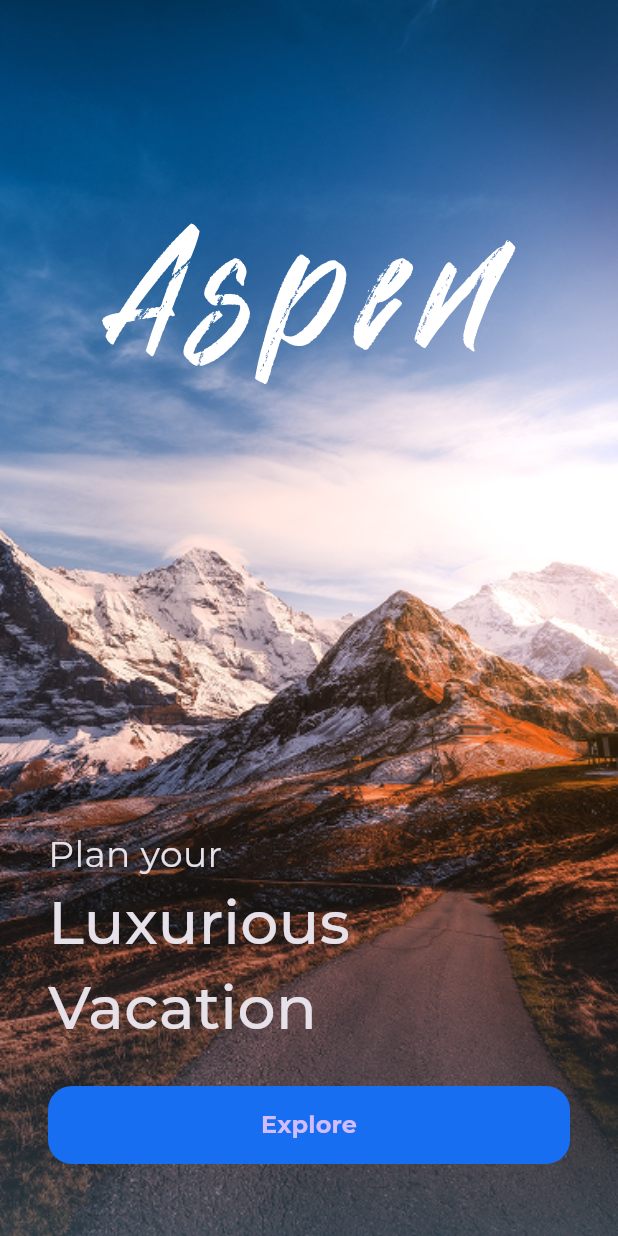
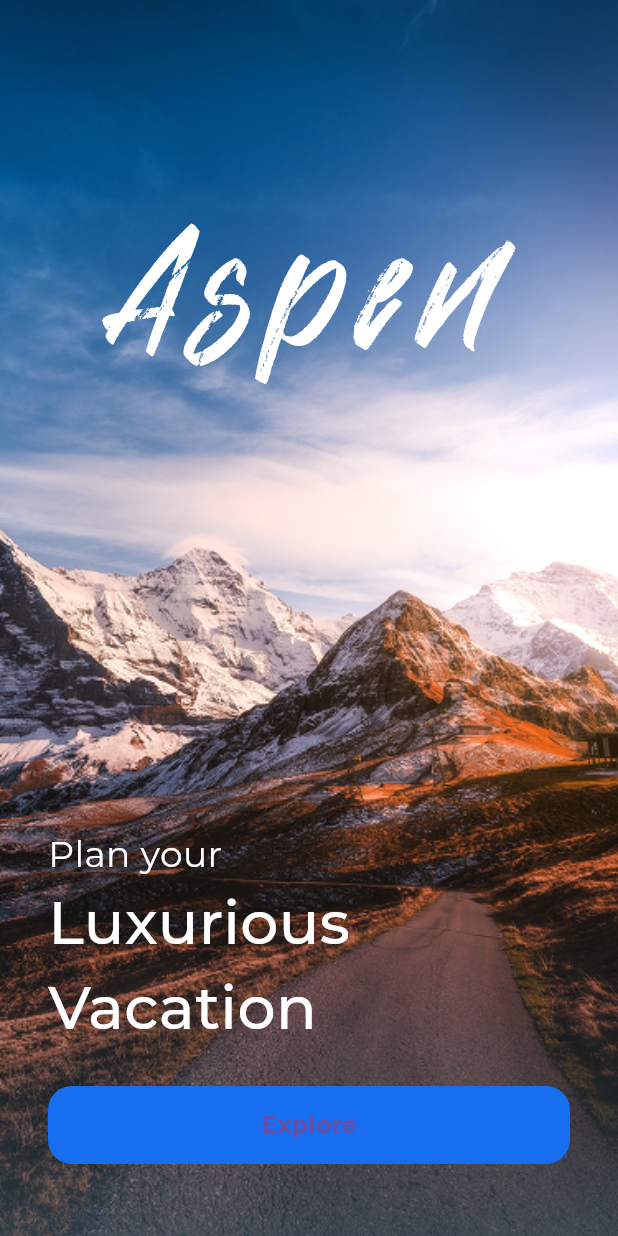
Before and after one commit to Nidhal-Khazene/Aspen_Travel_Mobile_App, a Flutter app: the screen it shows after launch, on a phone screen of 412 x 824 dp. Run offline on Flutter 3.47's test engine with Material 3 defaults, Android fonts, the phone set to English and light mode, and no system bars; our stand-ins replace flutter_svg; project files that could hold a hidden picture were left out.

Commit message:
add color data,text styles, some code custom app bar, fix some issues

```diff
--- a/lib/constants.dart
+++ b/lib/constants.dart
@@ -1,4 +1,5 @@
 import 'package:flutter/cupertino.dart';
 
 const Color kPrimaryColor = Color(0xff176EF1);
-const double kHorizontalPadding = 32;
+const double kHorizontalPaddingSplashView = 32;
+const double kHorizontalPaddingHomeView = 20;
--- a/lib/core/helper/on_generate_route.dart
+++ b/lib/core/helper/on_generate_route.dart
@@ -10,6 +10,6 @@ Route<dynamic> onGenerateRoute(RouteSettings settings) {
     case HomeView.routeName:
       return MaterialPageRoute(builder: (context) => const HomeView());
     default:
-      return MaterialPageRoute(builder: (context) => const Scaffold());
+      return MaterialPageRoute(builder: (context) => const SplashView());
   }
 }
--- /dev/null
+++ b/lib/core/utils/color_data.dart
@@ -0,0 +1,5 @@
+import 'package:flutter/services.dart';
+
+abstract class ColorData {
+  static const Color kPrimaryColor = Color(0xff186EF0);
+}
--- a/lib/core/utils/text_styles.dart
+++ b/lib/core/utils/text_styles.dart
@@ -13,4 +13,16 @@ abstract class TextStyles {
     fontSize: 16,
     fontWeight: FontWeight.w700,
   );
+  static const TextStyle regular14 = TextStyle(
+    fontSize: 14,
+    fontWeight: FontWeight.w400,
+  );
+  static const TextStyle regular12 = TextStyle(
+    fontSize: 12,
+    fontWeight: FontWeight.w400,
+  );
+  static const TextStyle medium32 = TextStyle(
+    fontSize: 32,
+    fontWeight: FontWeight.w500,
+  );
 }
--- a/lib/features/home/presentation/views/widgets/home_view_body.dart
+++ b/lib/features/home/presentation/views/widgets/home_view_body.dart
@@ -1,3 +1,4 @@
+import 'package:aspen_travel_app/features/home/presentation/views/widgets/custom_app_bar.dart';
 import 'package:flutter/material.dart';
 
 class HomeViewBody extends StatelessWidget {
@@ -5,6 +6,6 @@ class HomeViewBody extends StatelessWidget {
 
   @override
   Widget build(BuildContext context) {
-    return const Placeholder();
+    return const Column(children: [CustomAppBar()]);
   }
 }
--- a/lib/features/splash/presentation/views/widgets/splash_view_body.dart
+++ b/lib/features/splash/presentation/views/widgets/splash_view_body.dart
@@ -14,14 +14,10 @@ class SplashViewBody extends StatelessWidget {
   Widget build(BuildContext context) {
     return Stack(
       children: [
-        SizedBox(
-          width: double.infinity,
-          height: double.infinity,
-          child: Positioned.fill(
-            child: Image.asset(
-              Assets.assetsImagesSplashBackground,
-              fit: BoxFit.cover,
-            ),
+        SizedBox.expand(
+          child: Image.asset(
+            Assets.assetsImagesSplashBackground,
+            fit: BoxFit.cover,
           ),
         ),
         Positioned(
@@ -31,7 +27,9 @@ class SplashViewBody extends StatelessWidget {
           child: SvgPicture.asset(Assets.assetsImagesAspenLogo),
         ),
         Padding(
-          padding: const EdgeInsets.symmetric(horizontal: kHorizontalPadding),
+          padding: const EdgeInsets.symmetric(
+            horizontal: kHorizontalPaddingSplashView,
+          ),
           child: Column(
             mainAxisAlignment: MainAxisAlignment.end,
             crossAxisAlignment: CrossAxisAlignment.start,
--- a/lib/main.dart
+++ b/lib/main.dart
@@ -12,7 +12,15 @@ class AspenTravelApp extends StatelessWidget {
   @override
   Widget build(BuildContext context) {
     return MaterialApp(
-      theme: ThemeData(brightness: Brightness.dark, fontFamily: 'Montserrat'),
+      theme: ThemeData(
+        fontFamily: 'Montserrat',
+        scaffoldBackgroundColor: Colors.white,
+        textTheme: const TextTheme(
+          bodyLarge: TextStyle(color: Colors.white),
+          bodyMedium: TextStyle(color: Colors.white),
+          bodySmall: TextStyle(color: Colors.white),
+        ),
+      ),
       onGenerateRoute: onGenerateRoute,
       initialRoute: SplashView.routeName,
       debugShowCheckedModeBanner: false,
--- a/pubspec.yaml
+++ b/pubspec.yaml
@@ -91,6 +91,7 @@ flutter:
          - asset: assets/fonts/Montserrat-ExtraBold.ttf
            weight: 800
 
+
   # For details regarding fonts from package dependencies,
   # see https://flutter.dev/to/font-from-package
 flutter_assets:
```
Also changed, not shown: lib/features/home/presentation/views/home_view.dart (+8 -1 lines), lib/features/home/presentation/views/widgets/custom_app_bar.dart (added, +40 -0 lines).
